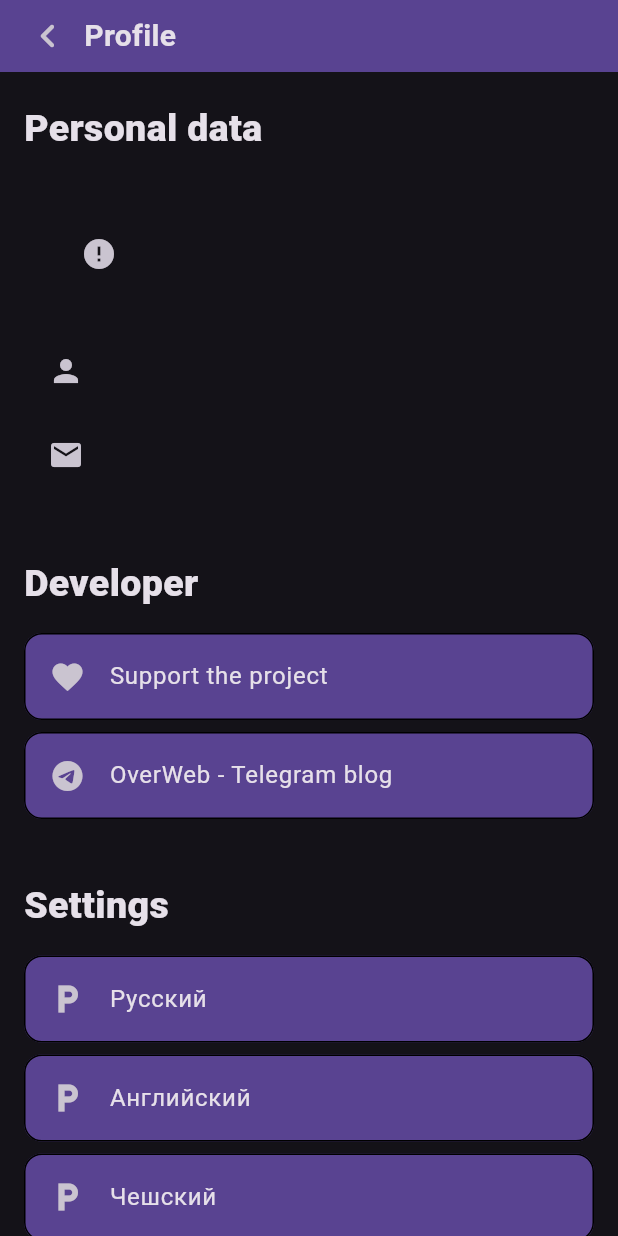
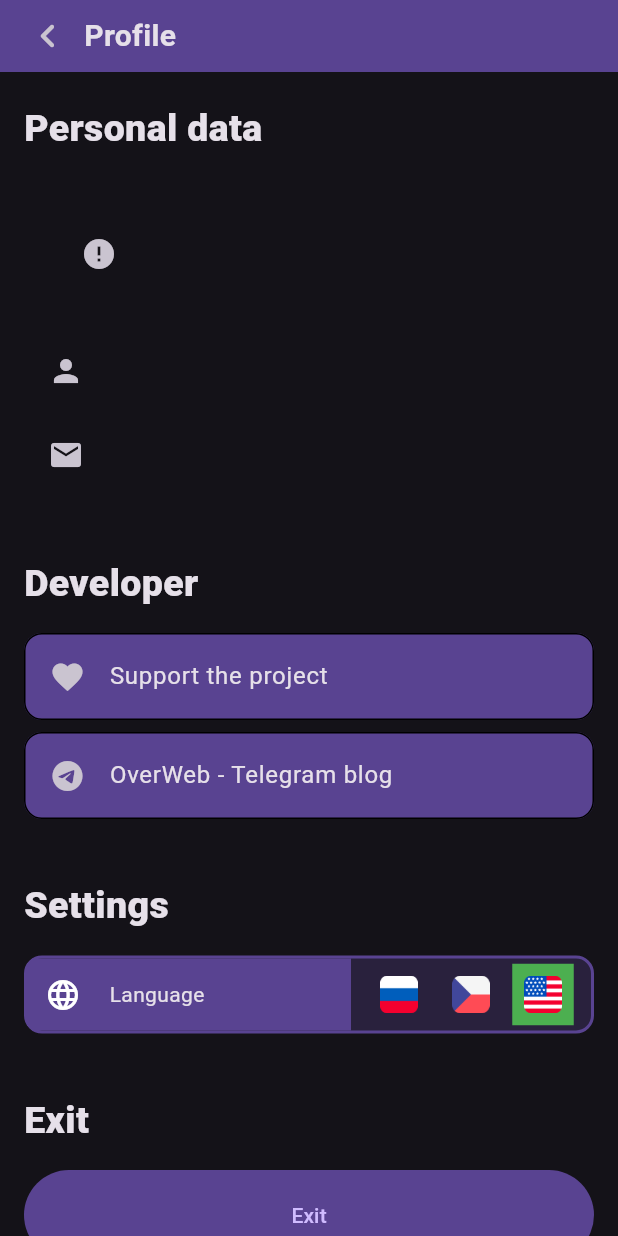
Before and after one commit to Vazgen2k4/link_manager, a Flutter app: the ProfilePage screen opened by its route, on a phone screen of 412 x 824 dp. Run offline on Flutter 3.47's test engine with Material 3 defaults, Android fonts, the phone set to English and light mode, and no system bars; drawn by our look-alikes of cached_network_image; our stand-ins replace bloc, cloud_firestore, connectivity_plus, equatable, firebase_auth, firebase_core and 3 more; accounts and stored records are empty; generated files the repository leaves out were written again; network calls fail.

Commit message:
Full create and implement localization

```diff
--- a/lib/l10n/intl_cs.arb
+++ b/lib/l10n/intl_cs.arb
@@ -32,5 +32,6 @@
     "remove_link": "Jste si jistí, že chcete odstranit odkaz:",
     "empty_folder": "Složka je prázdná",
     "settings_title": "Nastavení",
+    "lang": "Jazyk",
     "home_page_title": "Link Manager"
 }
--- a/lib/l10n/intl_en.arb
+++ b/lib/l10n/intl_en.arb
@@ -32,5 +32,6 @@
     "remove_link": "Are you sure you want to delete the link:",
     "empty_folder": "The directory is empty",
     "settings_title": "Settings",
+    "lang": "Language",
     "home_page_title": "Link Manager"
 }
--- a/lib/l10n/intl_ru.arb
+++ b/lib/l10n/intl_ru.arb
@@ -32,5 +32,6 @@
     "remove_link": "Вы уверены, что хотите удалить ссылку:",
     "empty_folder": "Директория пуста",
     "settings_title": "Настройки",
+    "lang": "Язык",
     "home_page_title": "Link Manager"
 }
--- a/lib/resources/app_images.dart
+++ b/lib/resources/app_images.dart
@@ -2,4 +2,8 @@ part of 'resources.dart';
 
 class AppImages {
   AppImages._();
+
+  static const String cz = 'assets/images/cz.png';
+  static const String en = 'assets/images/en.png';
+  static const String ru = 'assets/images/ru.png';
 }
--- a/lib/ui/pages/profile/profile_page_content.dart
+++ b/lib/ui/pages/profile/profile_page_content.dart
@@ -1,7 +1,11 @@
+import 'package:firebase_auth/firebase_auth.dart';
+import 'package:flutter/material.dart';
 import 'package:flutter/services.dart';
+import 'package:flutter_bloc/flutter_bloc.dart';
 import 'package:link_manager/generated/l10n.dart';
 import 'package:link_manager/logic/bloc/auth/auth_bloc.dart';
 import 'package:link_manager/logic/bloc/settings/settings_bloc.dart';
+import 'package:link_manager/resources/resources.dart';
 import 'package:link_manager/ui/router/app_hero_tags.dart';
 import 'package:link_manager/ui/theme/app_colors.dart';
 import 'package:link_manager/ui/widgets/buttons/cooldown_button.dart';
@@ -9,9 +13,6 @@ import 'package:link_manager/ui/widgets/buttons/profile_btn.dart';
 import 'package:link_manager/ui/widgets/buttons/settings_button.dart';
 import 'package:link_manager/ui/widgets/limited_container/limited_container.dart';
 import 'package:link_manager/ui/widgets/section/section.dart';
-import 'package:firebase_auth/firebase_auth.dart';
-import 'package:flutter/material.dart';
-import 'package:flutter_bloc/flutter_bloc.dart';
 import 'package:url_launcher/url_launcher.dart';
 
 class ProfilePageContent extends StatelessWidget {
@@ -46,10 +47,18 @@ class ProfilePageContent extends StatelessWidget {
 
   @override
   Widget build(BuildContext context) {
-    // final size = MediaQuery.of(context).size;
-    // final heigth = size.height - kToolbarHeight - kTextTabBarHeight;
-    const divider = SizedBox(height: 8);
+    const divider = SizedBox(height: 8, width: 8);
+    final lang = (context.read<SettingsBloc>().state as SettingsLoaded).lang;
 
+    final buttonStyle = ButtonStyle(
+      shape: WidgetStateProperty.all(
+        const RoundedRectangleBorder(borderRadius: BorderRadius.zero),
+      ),
+      // st - стейт, относительно его выбираем цвет
+      backgroundColor: WidgetStateProperty.resolveWith<Color?>(
+        (st) => st.contains(WidgetState.selected) ? AppColors.correct : null,
+      ),
+    );
     return LimitContainer(
       child: CustomScrollView(
         slivers: [
@@ -86,22 +95,75 @@ class ProfilePageContent extends StatelessWidget {
               title: S.of(context).settings_title,
               child: Column(
                 children: [
-                  SettingsButton(
-                    text: 'Русский',
-                    icon: Icons.local_parking_sharp,
-                    onClick: () => setLanguage(context, 'ru'),
-                  ),
-                  divider,
-                  SettingsButton(
-                    text: 'Английский',
-                    icon: Icons.local_parking_sharp,
-                    onClick: () => setLanguage(context, 'en'),
-                  ),
-                  divider,
-                  SettingsButton(
-                    text: 'Чешский',
-                    icon: Icons.local_parking_sharp,
-                    onClick: () => setLanguage(context, 'cs'),
+                  Container(
+                    clipBehavior: Clip.hardEdge,
+                    padding: EdgeInsets.zero,
+                    decoration: BoxDecoration(
+                      borderRadius: BorderRadius.circular(12),
+                      color: AppColors.main.withOpacity(.3),
+                      border: Border.all(
+                        color: AppColors.main,
+                        width: 2,
+                      ),
+                    ),
+                    child: Row(
+                      children: [
+                        Expanded(
+                          child: DecoratedBox(
+                            decoration: const BoxDecoration(
+                              color: AppColors.main,
+                            ),
+                            child: Padding(
+                              padding: const EdgeInsets.all(12),
+                              child: Row(
+                                children: [
+                                  const Icon(Icons.language),
+                                  const SizedBox(width: 19),
+                                  Text(S.of(context).lang),
+                                ],
+                              ),
+                            ),
+                          ),
+                        ),
+                        Row(
+                          mainAxisSize: MainAxisSize.min,
+                          children: [
+                            divider,
+                            IconButton(
+                              isSelected: lang == 'ru',
+                              style: buttonStyle,
+                              onPressed: () => setLanguage(context, 'ru'),
+                              icon: Image.asset(
+                                AppImages.ru,
+                                fit: BoxFit.cover,
+                                width: 25,
+                              ),
+                            ),
+                            IconButton(
+                              isSelected: lang == 'cs',
+                              style: buttonStyle,
+                              onPressed: () => setLanguage(context, 'cs'),
+                              icon: Image.asset(
+                                AppImages.cz,
+                                fit: BoxFit.cover,
+                                width: 25,
+                              ),
+                            ),
+                            IconButton(
+                              isSelected: lang == 'en',
+                              style: buttonStyle,
+                              onPressed: () => setLanguage(context, 'en'),
+                              icon: Image.asset(
+                                AppImages.en,
+                                fit: BoxFit.cover,
+                                width: 25,
+                              ),
+                            ),
+                            divider,
+                          ],
+                        ),
+                      ],
+                    ),
                   ),
                 ],
               ),
--- a/pubspec.yaml
+++ b/pubspec.yaml
@@ -13,6 +13,7 @@ dependencies:
 
   flutter_localizations:
     sdk: flutter
+  intl: ^0.19.0
 
   # logic
   bloc: ^8.1.2
@@ -36,14 +37,12 @@ dependencies:
   # great_list_view: ^0.2.3
   clipboard: ^0.1.3
   auto_size_text: ^3.0.0
-  intl: ^0.19.0
 
 dev_dependencies:
   flutter_test:
     sdk: flutter
   flutter_lints: ^2.0.0
   build_runner: ^2.4.6
-  hive_generator: ^2.0.1
   flutter_launcher_icons: ^0.13.1
 
 flutter_icons:
```
Also changed, not shown: assets/images/cz.png (added), assets/images/en.png (added), assets/images/ru.png (added), lib/generated/intl/messages_cs.dart, lib/generated/intl/messages_en.dart, lib/generated/intl/messages_ru.dart, lib/generated/l10n.dart, pubspec.lock, 2 other files.
